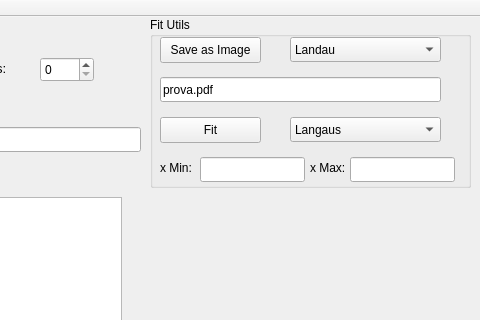
This is walden/uiFiles/mainwindow.ui in afrankenthal/Monicelli as Qt 5 draws it before an edit; both pictures show x 770 to 1250 and y 0 to 320 of the 1250 by 716 pixel window. The edited form follows.
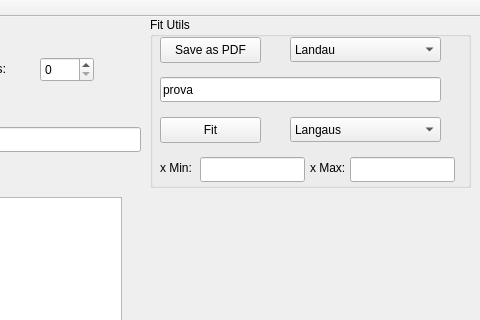
This is the edited form.

```diff
--- a/walden/uiFiles/mainwindow.ui
+++ b/walden/uiFiles/mainwindow.ui
@@ -346,7 +346,7 @@
       </rect>
      </property>
      <property name="text">
-      <string>Save as Image</string>
+      <string>Save as PDF</string>
      </property>
     </widget>
     <widget class="QLineEdit" name="imageNameLE">
@@ -359,7 +359,7 @@
       </rect>
      </property>
      <property name="text">
-      <string>prova.pdf</string>
+      <string>prova</string>
      </property>
     </widget>
     <widget class="QLabel" name="label_3">
```
